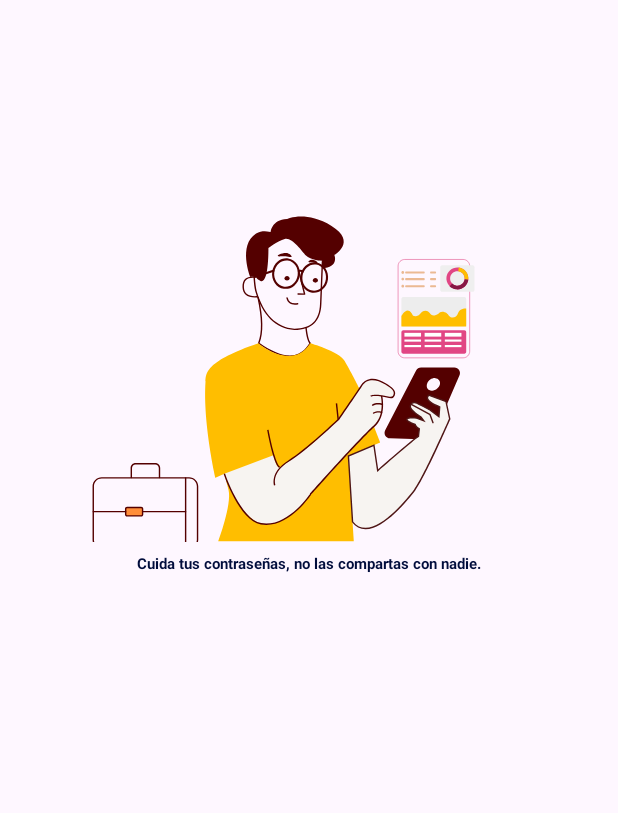
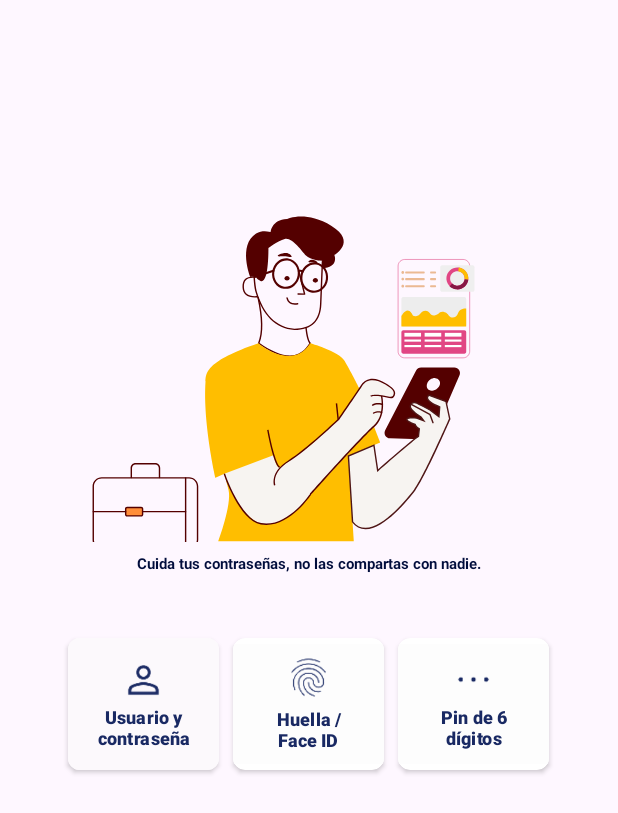
Before and after one commit to JoseLozanoMorales/Diseno-Responsivo-Inicio-de-sesion, an Android app: the screen it shows after launch (MainActivity), on a phone screen of 412 x 824 dp. Shown: the top 813 px of the screen. Run offline under Robolectric (Android 15) with nearby library versions, the phone set to English and light mode, and no system bars.

Commit message:
Adición de los botones de las diferentes formas de inicio de sesión y confirmación de sus pulsaciones.

```diff
--- a/app/build.gradle
+++ b/app/build.gradle
@@ -37,6 +37,7 @@ dependencies {
     implementation libs.material
     implementation libs.activity
     implementation libs.constraintlayout
+    implementation libs.cardview
     testImplementation libs.junit
     androidTestImplementation libs.ext.junit
     androidTestImplementation libs.espresso.core
--- a/app/src/main/java/com/example/tareadiseoresponsivoiniciodesesion/MainActivity.java
+++ b/app/src/main/java/com/example/tareadiseoresponsivoiniciodesesion/MainActivity.java
@@ -1,6 +1,9 @@
 package com.example.tareadiseoresponsivoiniciodesesion;
 
 import android.os.Bundle;
+import android.view.View;
+import android.widget.Button;
+import android.widget.Toast;
 
 import androidx.activity.EdgeToEdge;
 import androidx.appcompat.app.AppCompatActivity;
@@ -15,6 +18,17 @@ public class MainActivity extends AppCompatActivity {
         super.onCreate(savedInstanceState);
         EdgeToEdge.enable(this);
         setContentView(R.layout.activity_main);
+
+        Button button1 = findViewById(R.id.button);
+        Button button2 = findViewById(R.id.button2);
+        Button button3 = findViewById(R.id.button3);
+
+        button1.setOnClickListener(v -> Toast.makeText(getApplicationContext(), "Has seleccionado Usuario y contraseña", Toast.LENGTH_SHORT).show());
+
+        button2.setOnClickListener(v -> Toast.makeText(getApplicationContext(), "Has seleccionado Huella / Face ID", Toast.LENGTH_SHORT).show());
+
+        button3.setOnClickListener(v -> Toast.makeText(getApplicationContext(), "Has seleccionado Pin de 6 dígitos", Toast.LENGTH_SHORT).show());
+
         ViewCompat.setOnApplyWindowInsetsListener(findViewById(R.id.main), (v, insets) -> {
             Insets systemBars = insets.getInsets(WindowInsetsCompat.Type.systemBars());
             v.setPadding(systemBars.left, systemBars.top, systemBars.right, systemBars.bottom);
--- a/app/src/main/res/layout/activity_main.xml
+++ b/app/src/main/res/layout/activity_main.xml
@@ -5,6 +5,7 @@
     android:id="@+id/main"
     android:layout_width="match_parent"
     android:layout_height="match_parent"
+    android:backgroundTint="#FAF7FA"
     tools:context=".MainActivity">
 
     <com.airbnb.lottie.LottieAnimationView
@@ -33,4 +34,92 @@
         app:layout_constraintEnd_toEndOf="parent"
         app:layout_constraintStart_toStartOf="parent"
         app:layout_constraintTop_toBottomOf="@+id/animationView" />
+
+    <RadioGroup
+        android:layout_width="350dp"
+        android:layout_height="125dp"
+        android:layout_marginTop="16dp"
+        android:gravity="center"
+        android:orientation="horizontal"
+        app:layout_constraintEnd_toEndOf="parent"
+        app:layout_constraintHorizontal_bias="0.491"
+        app:layout_constraintStart_toStartOf="parent"
+        app:layout_constraintTop_toBottomOf="@+id/textView2">
+
+        <androidx.cardview.widget.CardView
+            android:layout_width="110dp"
+            android:layout_height="100dp"
+            app:cardCornerRadius="8dp"
+            app:cardUseCompatPadding="true">
+
+            <Button
+                android:id="@+id/button"
+                android:layout_width="match_parent"
+                android:layout_height="match_parent"
+                android:backgroundTint="#FCF9FC"
+                android:insetTop="0dp"
+                android:insetBottom="0dp"
+                android:paddingLeft="5dp"
+                android:paddingTop="5dp"
+                android:paddingRight="5dp"
+                android:text="Usuario y contraseña"
+                android:textColor="#192963"
+                android:textSize="12sp"
+                android:textStyle="bold"
+                app:cornerRadius="1dp"
+                app:icon="@drawable/persona"
+                app:iconGravity="textTop"
+                app:iconPadding="1dp"
+                app:iconSize="30dp"
+                app:iconTint="#192963" />
+        </androidx.cardview.widget.CardView>
+
+        <androidx.cardview.widget.CardView
+            android:layout_width="110dp"
+            android:layout_height="100dp"
+            app:cardCornerRadius="8dp"
+            app:cardUseCompatPadding="true">
+
+            <Button
+                android:id="@+id/button2"
+                android:layout_width="match_parent"
+                android:layout_height="match_parent"
+                android:backgroundTint="#FDFDFD"
+                android:text="Huella / Face ID"
+                android:textColor="#192963"
+                android:textSize="12sp"
+                android:textStyle="bold"
+                app:cornerRadius="1dp"
+                app:icon="@drawable/huella"
+                app:iconGravity="textTop"
+                app:iconPadding="4dp"
+                app:iconSize="30dp"
+                app:iconTint="#192963" />
+        </androidx.cardview.widget.CardView>
+
+        <androidx.cardview.widget.CardView
+            android:layout_width="110dp"
+            android:layout_height="100dp"
+            app:cardCornerRadius="8dp"
+            app:cardUseCompatPadding="true">
+
+            <Button
+                android:id="@+id/button3"
+                android:layout_width="match_parent"
+                android:layout_height="match_parent"
+                android:backgroundTint="#FDFDFD"
+                android:text="Pin de 6 dígitos"
+                android:textColor="#192963"
+                android:textSize="12sp"
+                android:textStyle="bold"
+                app:cornerRadius="1dp"
+                app:icon="@drawable/mas"
+                app:iconGravity="textTop"
+                app:iconPadding="1dp"
+                app:iconSize="30dp"
+                app:iconTint="#192963" />
+        </androidx.cardview.widget.CardView>
+
+    </RadioGroup>
+
 </androidx.constraintlayout.widget.ConstraintLayout>
--- a/gradle/libs.versions.toml
+++ b/gradle/libs.versions.toml
@@ -8,6 +8,7 @@ lottie = "6.7.1"
 material = "1.13.0"
 activity = "1.12.1"
 constraintlayout = "2.2.1"
+cardview = "1.0.0"
 
 [libraries]
 junit = { group = "junit", name = "junit", version.ref = "junit" }
@@ -18,6 +19,7 @@ lottie = { module = "com.airbnb.android:lottie", version.ref = "lottie" }
 material = { group = "com.google.android.material", name = "material", version.ref = "material" }
 activity = { group = "androidx.activity", name = "activity", version.ref = "activity" }
 constraintlayout = { group = "androidx.constraintlayout", name = "constraintlayout", version.ref = "constraintlayout" }
+cardview = { group = "androidx.cardview", name = "cardview", version.ref = "cardview" }
 
 [plugins]
 android-application = { id = "com.android.application", version.ref = "agp" }
```
Also changed, not shown: app/src/main/res/drawable/huella.png (added), app/src/main/res/drawable/mas.png (added), app/src/main/res/drawable/persona.png (added).
